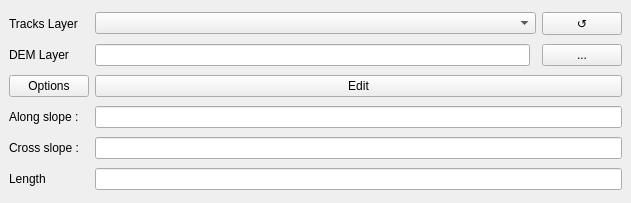
SebastienPeillet/PisteCreator, file PisteCreator_dockwidget_base.ui: the form before one commit.
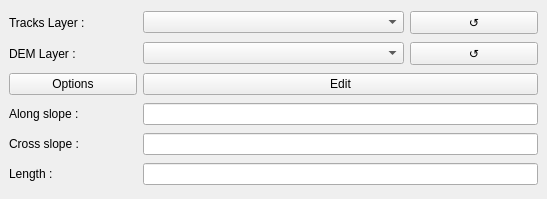
The form after the commit.

Diff of the .ui file:
```diff
--- a/PisteCreator_dockwidget_base.ui
+++ b/PisteCreator_dockwidget_base.ui
@@ -6,8 +6,8 @@
    <rect>
     <x>0</x>
     <y>0</y>
-    <width>631</width>
-    <height>203</height>
+    <width>547</width>
+    <height>199</height>
    </rect>
   </property>
   <property name="windowTitle">
@@ -32,9 +32,6 @@
       </property>
      </widget>
     </item>
-    <item row="2" column="1">
-     <widget class="QLineEdit" name="DEMInput"/>
-    </item>
     <item row="4" column="1" colspan="3">
      <widget class="QPushButton" name="EditButton">
       <property name="text">
@@ -52,14 +49,14 @@
     <item row="2" column="3">
      <widget class="QPushButton" name="DEMButton">
       <property name="text">
-       <string>...</string>
+       <string>↺</string>
       </property>
      </widget>
     </item>
     <item row="0" column="0">
      <widget class="QLabel" name="TracksLabel">
       <property name="text">
-       <string>Tracks Layer</string>
+       <string>Tracks Layer :</string>
       </property>
      </widget>
     </item>
@@ -69,7 +66,7 @@
     <item row="2" column="0">
      <widget class="QLabel" name="DEMLabel">
       <property name="text">
-       <string>DEM Layer</string>
+       <string>DEM Layer :</string>
       </property>
      </widget>
     </item>
@@ -86,13 +83,16 @@
     <item row="8" column="0">
      <widget class="QLabel" name="LengthLabel">
       <property name="text">
-       <string>Length</string>
+       <string>Length :</string>
       </property>
      </widget>
     </item>
     <item row="8" column="1" colspan="3">
      <widget class="QLineEdit" name="LengthResult"/>
     </item>
+    <item row="2" column="1" colspan="2">
+     <widget class="QComboBox" name="DEMInput"/>
+    </item>
    </layout>
   </widget>
  </widget>
```
